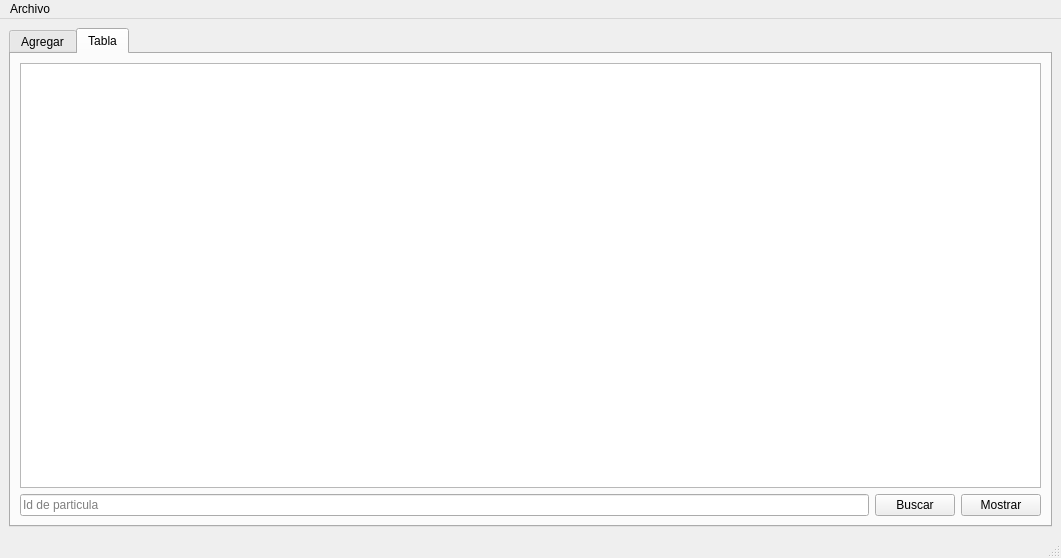
This is mainwindow.ui in DavidDEstrada/ui_particulas as Qt 5 draws it before an edit. The edited form follows.
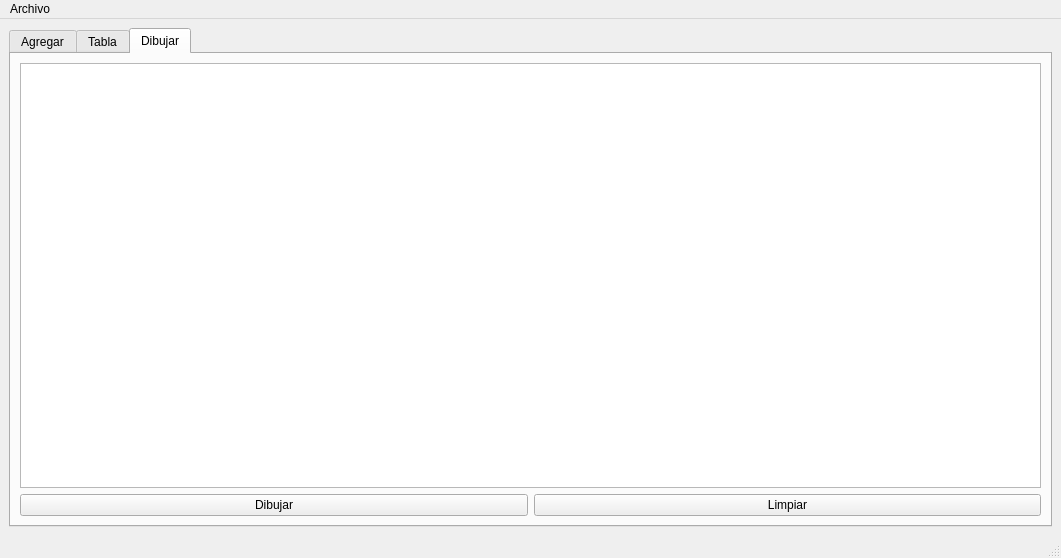
This is the edited form.

Commit message: Se crea la funcion para dibujar particulas

Diff of the .ui file:
```diff
--- a/mainwindow.ui
+++ b/mainwindow.ui
@@ -18,7 +18,7 @@
     <item row="0" column="0">
      <widget class="QTabWidget" name="tabWidget">
       <property name="currentIndex">
-       <number>1</number>
+       <number>2</number>
       </property>
       <widget class="QWidget" name="tab">
        <attribute name="title">
@@ -226,6 +226,30 @@
         </item>
        </layout>
       </widget>
+      <widget class="QWidget" name="tab_3">
+       <attribute name="title">
+        <string>Dibujar</string>
+       </attribute>
+       <layout class="QGridLayout" name="gridLayout_6">
+        <item row="0" column="0" colspan="2">
+         <widget class="QGraphicsView" name="graphicsView"/>
+        </item>
+        <item row="1" column="0">
+         <widget class="QPushButton" name="dibujar_pushButton">
+          <property name="text">
+           <string>Dibujar</string>
+          </property>
+         </widget>
+        </item>
+        <item row="1" column="1">
+         <widget class="QPushButton" name="limpiar_pushButton">
+          <property name="text">
+           <string>Limpiar</string>
+          </property>
+         </widget>
+        </item>
+       </layout>
+      </widget>
      </widget>
     </item>
    </layout>
```
The commit also changes 3 other files.
